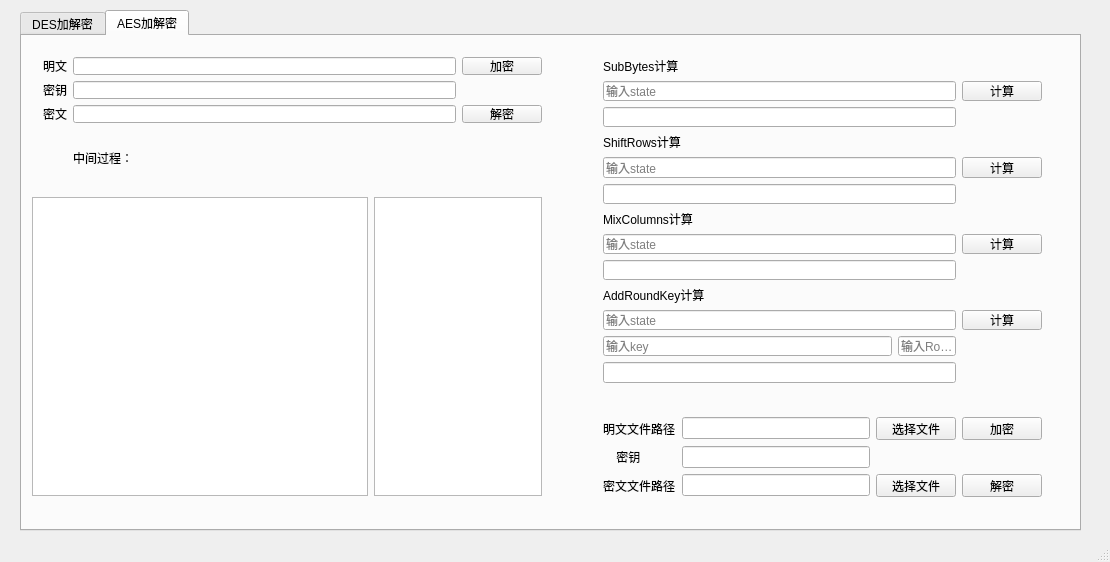
Before: the Qt Designer form ui/mainwindow.ui in Sunpeng1995/Encryption, drawn with Qt 5.
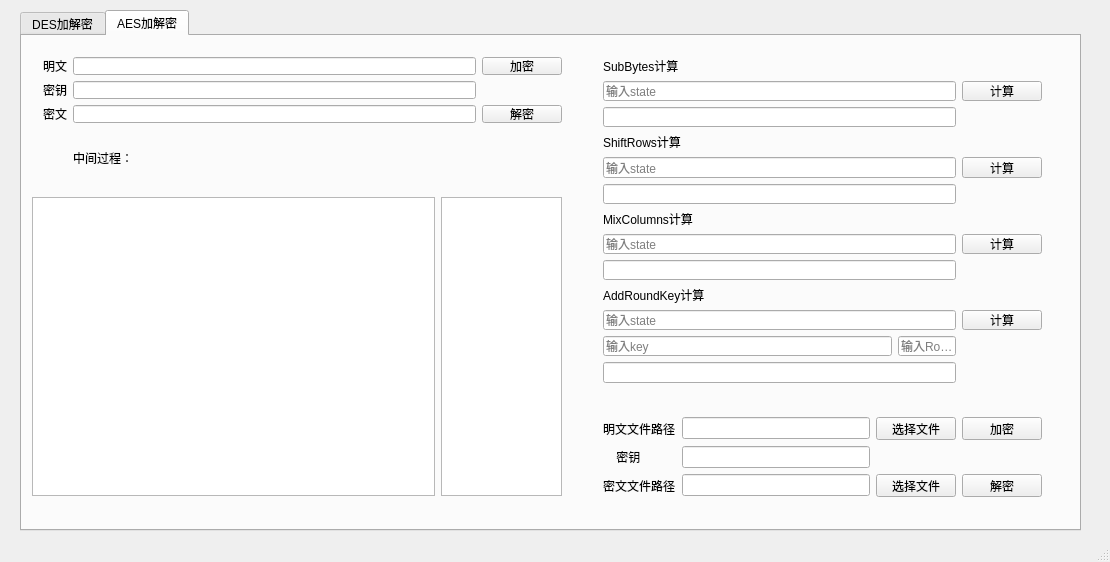
After: the same form once the commit is applied. The open tabs and pages were chosen to show the change.

Patch:
```diff
--- a/ui/mainwindow.ui
+++ b/ui/mainwindow.ui
@@ -431,7 +431,7 @@
        <rect>
         <x>10</x>
         <y>10</y>
-        <width>521</width>
+        <width>541</width>
         <height>131</height>
        </rect>
       </property>
@@ -516,11 +516,11 @@
        <rect>
         <x>10</x>
         <y>150</y>
-        <width>521</width>
+        <width>541</width>
         <height>321</height>
        </rect>
       </property>
-      <layout class="QHBoxLayout" name="horizontalLayout_4" stretch="2,1">
+      <layout class="QHBoxLayout" name="horizontalLayout_4" stretch="10,3">
        <property name="spacing">
         <number>6</number>
        </property>
```
Left out of the diff: 52 changed lines with no effect on the pictures.
